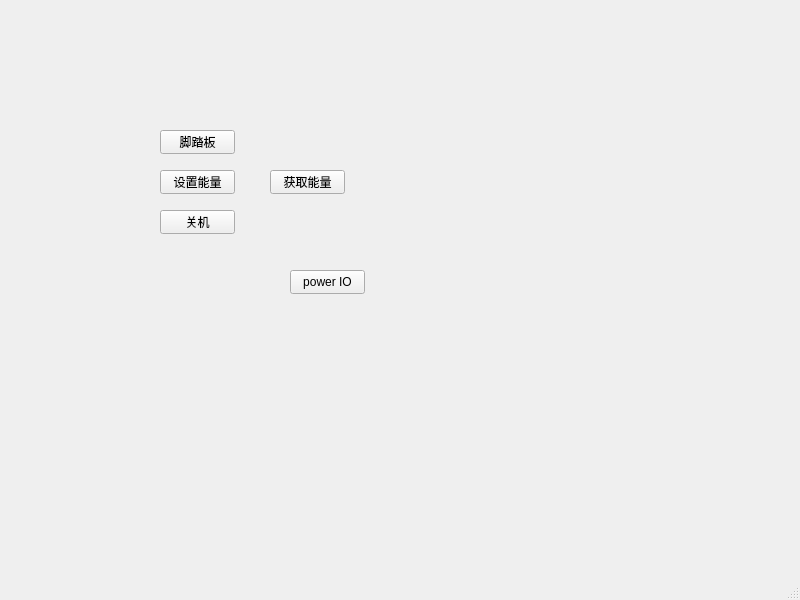
First picture: the form in comDevInstance/mainctl_pri/MainWindow.ui, repository fengbaochun/softwareToolBox, before the edit.
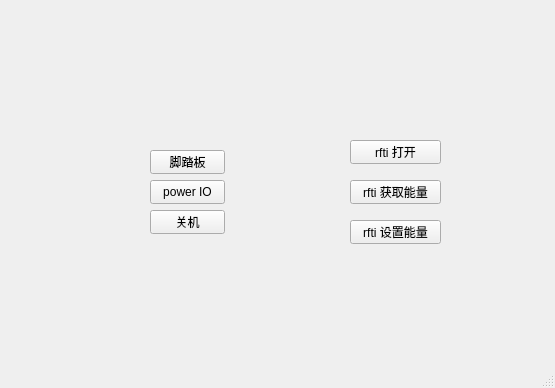
Second picture: the form after the edit.

The edit to the form file:
```diff
--- a/comDevInstance/mainctl_pri/MainWindow.ui
+++ b/comDevInstance/mainctl_pri/MainWindow.ui
@@ -6,8 +6,8 @@
    <rect>
     <x>0</x>
     <y>0</y>
-    <width>800</width>
-    <height>600</height>
+    <width>555</width>
+    <height>388</height>
    </rect>
   </property>
   <property name="windowTitle">
@@ -20,8 +20,8 @@
     </property>
     <property name="geometry">
      <rect>
-      <x>160</x>
-      <y>130</y>
+      <x>150</x>
+      <y>150</y>
       <width>75</width>
       <height>24</height>
      </rect>
@@ -33,36 +33,10 @@
      <bool>true</bool>
     </property>
    </widget>
-   <widget class="QPushButton" name="pushButton_2">
-    <property name="geometry">
-     <rect>
-      <x>160</x>
-      <y>170</y>
-      <width>75</width>
-      <height>24</height>
-     </rect>
-    </property>
-    <property name="text">
-     <string>设置能量</string>
-    </property>
-   </widget>
-   <widget class="QPushButton" name="pushButton_3">
-    <property name="geometry">
-     <rect>
-      <x>270</x>
-      <y>170</y>
-      <width>75</width>
-      <height>24</height>
-     </rect>
-    </property>
-    <property name="text">
-     <string>获取能量</string>
-    </property>
-   </widget>
    <widget class="QPushButton" name="pushButton_4">
     <property name="geometry">
      <rect>
-      <x>160</x>
+      <x>150</x>
       <y>210</y>
       <width>75</width>
       <height>24</height>
@@ -75,8 +49,8 @@
    <widget class="QPushButton" name="pushButton_5">
     <property name="geometry">
      <rect>
-      <x>290</x>
-      <y>270</y>
+      <x>150</x>
+      <y>180</y>
       <width>75</width>
       <height>24</height>
      </rect>
@@ -88,6 +62,45 @@
      <bool>true</bool>
     </property>
    </widget>
+   <widget class="QPushButton" name="pushButton_6">
+    <property name="geometry">
+     <rect>
+      <x>350</x>
+      <y>140</y>
+      <width>91</width>
+      <height>24</height>
+     </rect>
+    </property>
+    <property name="text">
+     <string>rfti 打开</string>
+    </property>
+   </widget>
+   <widget class="QPushButton" name="pushButton_7">
+    <property name="geometry">
+     <rect>
+      <x>350</x>
+      <y>180</y>
+      <width>91</width>
+      <height>24</height>
+     </rect>
+    </property>
+    <property name="text">
+     <string>rfti 获取能量</string>
+    </property>
+   </widget>
+   <widget class="QPushButton" name="pushButton_8">
+    <property name="geometry">
+     <rect>
+      <x>350</x>
+      <y>220</y>
+      <width>91</width>
+      <height>24</height>
+     </rect>
+    </property>
+    <property name="text">
+     <string>rfti 设置能量</string>
+    </property>
+   </widget>
   </widget>
   <widget class="QMenuBar" name="menubar">
    <property name="geometry">
```
Left out of the diff: 2 changed lines with no effect on the pictures.
